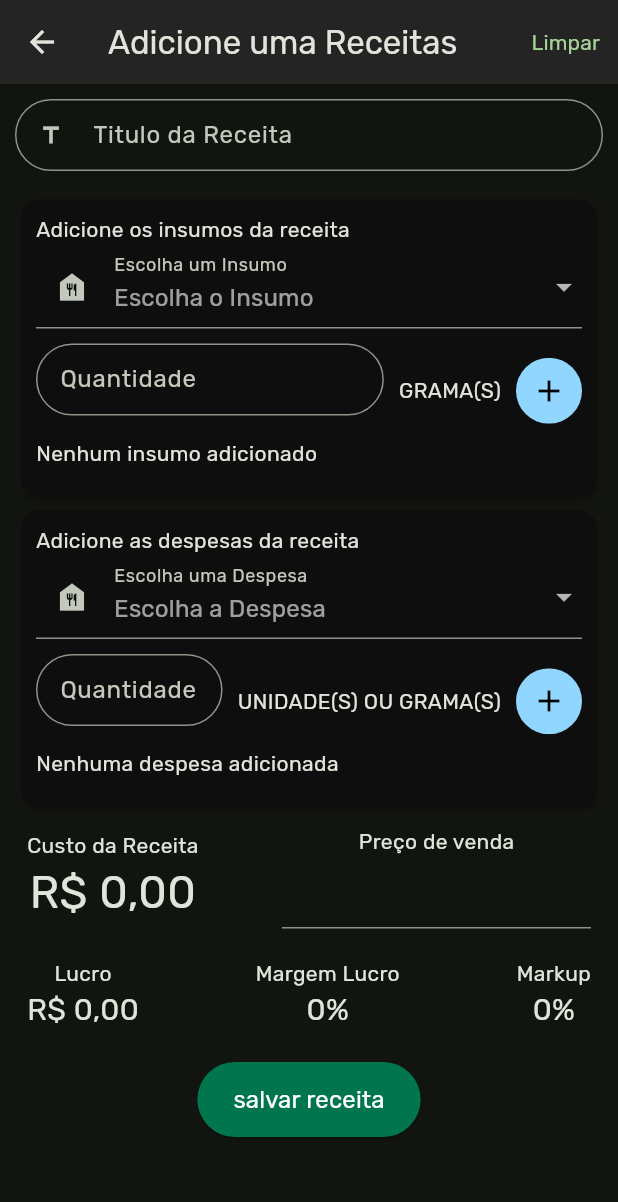
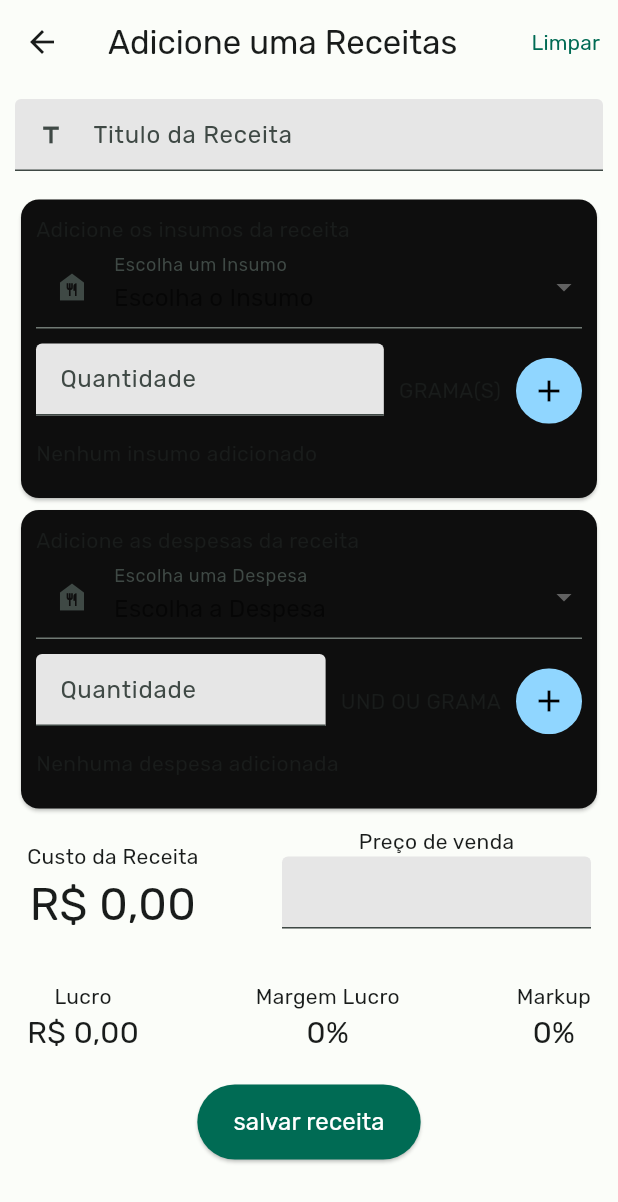
Before and after one commit to RenanLedo/app_ficha_tecnica, a Flutter app: the AddReceita screen opened by its route, on a phone screen of 412 x 824 dp. Shown: the top 1202 px of the screen. Run offline on Flutter 3.47's test engine with Material 2 defaults, Android fonts, the phone set to English and light mode, and no system bars; our stand-ins replace brasil_fields, flutter_masked_text2, get; missing offline and left inert: validatorless.

```diff
--- /dev/null
+++ b/lib/components/custom_dropdownbutton.dart
@@ -0,0 +1,34 @@
+import 'package:flutter/material.dart';
+
+class CustomDropdownbutton<T> extends StatelessWidget {
+  final String? labelText;
+  final IconData? prefixIcon;
+  final Widget? hint;
+  final T? value;
+  final Function(T?)? onChanged;
+  final List<DropdownMenuItem<T>>? items;
+  final Object? t;
+  const CustomDropdownbutton({
+    Key? key,
+    this.labelText,
+    this.prefixIcon,
+    this.hint,
+    this.value,
+    this.onChanged,
+    this.items,
+    this.t,
+  }) : super(key: key);
+
+  @override
+  Widget build(BuildContext context) {
+    return DropdownButtonFormField<T>(
+      decoration:  InputDecoration(
+          labelText: labelText, prefixIcon: Icon(prefixIcon)),
+      isExpanded: true,
+      hint:  hint,
+      value: value,
+      onChanged: onChanged,
+      items: items,
+    );
+  }
+}
--- a/lib/components/custom_text_field.dart
+++ b/lib/components/custom_text_field.dart
@@ -1,8 +1,10 @@
 import 'package:flutter/material.dart';
 import 'package:flutter/services.dart';
+import 'package:get/get.dart';
 
 class CustomTextField extends StatefulWidget {
   final IconData? icon;
+  final IconData? suffixIcon;
   final String label;
   final bool isSecret;
   final List<TextInputFormatter>? inputFormatters;
@@ -12,10 +14,13 @@ class CustomTextField extends StatefulWidget {
   final TextEditingController? controller;
   final TextInputType? textInputType;
   final GlobalKey<FormFieldState>? formFieldKey;
+  final ValueChanged<String>? onChanged;
 
   const CustomTextField({
     Key? key,
     this.icon,
+    this.onChanged,
+    this.suffixIcon,
     required this.label,
     this.isSecret = false,
     this.inputFormatters,
@@ -46,6 +51,7 @@ class _CustomTextFieldState extends State<CustomTextField> {
     return Padding(
       padding: const EdgeInsets.only(bottom: 15),
       child: TextFormField(
+        onChanged: widget.onChanged,
         readOnly: widget.readOnly,
         initialValue: widget.initialValue,
         inputFormatters: widget.inputFormatters,
@@ -55,6 +61,10 @@ class _CustomTextFieldState extends State<CustomTextField> {
         keyboardType: widget.textInputType,
         key: widget.formFieldKey,
         decoration: InputDecoration(
+          filled: true,
+          fillColor: Get.isPlatformDarkMode
+              ? const Color.fromARGB(255, 73, 73, 73)
+              : const Color.fromARGB(255, 230, 230, 230),
           prefixIcon: widget.icon == null ? null : Icon(widget.icon),
           suffixIcon: widget.isSecret
               ? IconButton(
@@ -66,12 +76,16 @@ class _CustomTextFieldState extends State<CustomTextField> {
                   icon:
                       Icon(isObscure ? Icons.visibility : Icons.visibility_off),
                 )
-              : null,
+              : Icon(widget.suffixIcon),
           labelText: widget.label,
           isDense: true,
-          border: OutlineInputBorder(
-            borderRadius: BorderRadius.circular(50),
-          ),
+          // focusedBorder: UnderlineInputBorder(
+          //     borderSide:
+          //         BorderSide(width: 2, color: Theme.of(context).primaryColor)),
+          // enabledBorder: UnderlineInputBorder(
+          //   borderSide:
+          //       BorderSide(width: 2, color: Theme.of(context).splashColor),
+          // ),
         ),
       ),
     );
--- a/lib/components/custon_button.dart
+++ b/lib/components/custon_button.dart
@@ -16,7 +16,7 @@ class CustonButton extends StatelessWidget {
       height: 50,
       child: ElevatedButton(
         style: ElevatedButton.styleFrom(
-            backgroundColor: const Color.fromARGB(255, 0, 117, 78)),
+            backgroundColor: Theme.of(context).primaryColor),
         onPressed: onPress,
         child: Text(
           label,
--- a/lib/modulos/receita/page/add_receita.dart
+++ b/lib/modulos/receita/page/add_receita.dart
@@ -1,3 +1,4 @@
+import 'package:app_ficha_tecnica/components/custom_dropdownbutton.dart';
 import 'package:app_ficha_tecnica/components/custom_icon.dart';
 import 'package:app_ficha_tecnica/components/custom_text_field.dart';
 import 'package:app_ficha_tecnica/components/custon_button.dart';
@@ -11,6 +12,7 @@ import 'package:app_ficha_tecnica/modulos/receita/controller/receita_controller.
 import 'package:app_ficha_tecnica/services/utils_services.dart';
 import 'package:flutter/material.dart';
 import 'package:get/get.dart';
+import 'package:validatorless/validatorless.dart';
 
 class AddReceita extends StatefulWidget {
   const AddReceita({super.key});
@@ -28,6 +30,7 @@ class _AddReceitaState extends State<AddReceita> {
   final quantidadeDespesaEC = TextEditingController();
   final titleEC = TextEditingController();
   final precoVendaEC = TextEditingController();
+  final _formKey = GlobalKey<FormState>();
   @override
   Widget build(BuildContext context) {
     return Scaffold(
@@ -52,12 +55,16 @@ class _AddReceitaState extends State<AddReceita> {
       body: SingleChildScrollView(
         child: Padding(
           padding: const EdgeInsets.all(10),
+          child: Form(
+            key: _formKey,
             child: Column(
               children: [
                 CustomTextField(
                   controller: titleEC,
                   icon: Icons.title,
-                  label: 'Titulo da Receita'),
+                  label: 'Titulo da Receita',
+                  validator: Validatorless.required('Campo Obrigatório'),
+                ),
                 GetBuilder<ReceitaController>(
                   builder: (receitaController) {
                     return Card(
@@ -70,13 +77,12 @@ class _AddReceitaState extends State<AddReceita> {
                             const Text('Adicione os insumos da receita'),
                             SizedBox(
                               width: MediaQuery.of(context).size.width,
-                            child: DropdownButtonFormField<Insumo>(
-                              decoration: const InputDecoration(
+                              child: CustomDropdownbutton<Insumo>(
                                 labelText: 'Escolha um Insumo',
-                                  prefixIcon: Icon(Icons.food_bank)),
-                              isExpanded: true,
+                                prefixIcon: Icons.food_bank,
                                 hint: const Text('Escolha o Insumo'),
-                              value: (receitaController.itemInsumoValue == null)
+                                value:
+                                    (receitaController.itemInsumoValue == null)
                                         ? null
                                         : receitaController.itemInsumoValue,
                                 onChanged: (escolha) {
@@ -183,11 +189,9 @@ class _AddReceitaState extends State<AddReceita> {
                             const Text('Adicione as despesas da receita'),
                             SizedBox(
                               width: MediaQuery.of(context).size.width,
-                            child: DropdownButtonFormField<Despesa>(
-                              decoration: const InputDecoration(
+                              child: CustomDropdownbutton<Despesa>(
                                 labelText: 'Escolha uma Despesa',
-                                  prefixIcon: Icon(Icons.food_bank)),
-                              isExpanded: true,
+                                prefixIcon: Icons.food_bank,
                                 hint: const Text('Escolha a Despesa'),
                                 value:
                                     (receitaController.itemDespesaValue == null)
@@ -226,7 +230,7 @@ class _AddReceitaState extends State<AddReceita> {
                                 Text(receitaController
                                             .itemDespesaValue?.unidadeMedida !=
                                         'PORCENTAGEM'
-                                  ? 'UNIDADE(S) OU GRAMA(S)'
+                                    ? 'UND OU GRAMA'
                                     : 'PORCENTAGEM'),
                                 const SizedBox(
                                   width: 10,
@@ -274,7 +278,8 @@ class _AddReceitaState extends State<AddReceita> {
                                             despesa: despesaList,
                                             onPress: () {
                                               return receitaController
-                                                .removeDespesaList(despesaList);
+                                                  .removeDespesaList(
+                                                      despesaList);
                                             },
                                           );
                                         }),
@@ -298,7 +303,8 @@ class _AddReceitaState extends State<AddReceita> {
                                   const Text('Custo da Receita'),
                                   Text(
                                     utilsSelvice.priceToCurrency(
-                                      receitaController.custoReceitAtual ?? 0),
+                                        receitaController.custoReceitAtual ??
+                                            0),
                                     style: const TextStyle(fontSize: 30),
                                   ),
                                 ],
@@ -309,8 +315,11 @@ class _AddReceitaState extends State<AddReceita> {
                                   const Text('Preço de venda'),
                                   SizedBox(
                                     width: Get.width / 2,
-                                  child: TextField(
-                                    keyboardType: TextInputType.number,
+                                    child: CustomTextField(
+                                      label: '',
+                                      validator: Validatorless.required(
+                                          'Campo Obrigatório'),
+                                      textInputType: TextInputType.number,
                                       controller: precoVendaEC,
                                       onChanged: (value) {
                                         receitaController.calcularMarkup(
@@ -319,10 +328,6 @@ class _AddReceitaState extends State<AddReceita> {
                                             double.parse(precoVendaEC.text));
                                         receitaController.calcularLucro(
                                             double.parse(precoVendaEC.text));
-                                      print(receitaController.lucroReceita);
-                                      print(receitaController.markupreceita);
-                                      print(
-                                          receitaController.margemLucroreceita);
                                       },
                                     ),
                                   ),
@@ -374,10 +379,12 @@ class _AddReceitaState extends State<AddReceita> {
                           ),
                           CustonButton(
                               onPress: () {
+                                if (_formKey.currentState!.validate()) {
                                   receitaController.creatReceita(titleEC.text,
                                       double.parse(precoVendaEC.text));
                                   titleEC.text = '';
                                   receitaController.limparTudo();
+                                }
                               },
                               label: 'salvar receita'),
                         ],
@@ -389,6 +396,7 @@ class _AddReceitaState extends State<AddReceita> {
             ),
           ),
         ),
+      ),
     );
   }
 }
--- /dev/null
+++ b/lib/services/custom_theme.dart
@@ -0,0 +1,14 @@
+import 'package:flutter/material.dart';
+
+import 'color_schemes.g.dart';
+
+ThemeData get ligthtTheme => ThemeData(
+      useMaterial3: true,
+      colorScheme: lightColorScheme,
+      fontFamily: 'Rubik',
+    );
+ThemeData get darkTheme => ThemeData(
+      useMaterial3: true,
+      colorScheme: darkColorScheme,
+      fontFamily: 'Rubik',
+    );
--- a/pubspec.yaml
+++ b/pubspec.yaml
@@ -36,8 +36,10 @@ dependencies:
   # Use with the CupertinoIcons class for iOS style icons.
   cupertino_icons: ^1.0.2
   get: ^4.6.5
-  intl: ^0.17.0
+  intl: ^0.18.0
   validatorless: ^1.2.1
+  brasil_fields: ^1.10.0
+  flutter_masked_text2: ^0.9.1
 
 dev_dependencies:
   flutter_test:
```
Also changed, not shown: lib/main.dart (+15 -12 lines), lib/modulos/despesas/controller/despesa_controller.dart (+17 -0 lines), lib/modulos/despesas/page/create_despesa_page.dart (+31 -10 lines), lib/modulos/despesas/page/despesa_page.dart (+11 -42 lines), lib/modulos/insumos/controller/insumo_controller.dart (+16 -2 lines), lib/modulos/insumos/page/create_insumos_page.dart (+28 -12 lines), lib/modulos/insumos/page/insumos_page.dart (+14 -41 lines), lib/services/color_schemes.g.dart (added), pubspec.lock. Lines whose indentation alone changed are shown as unchanged.
